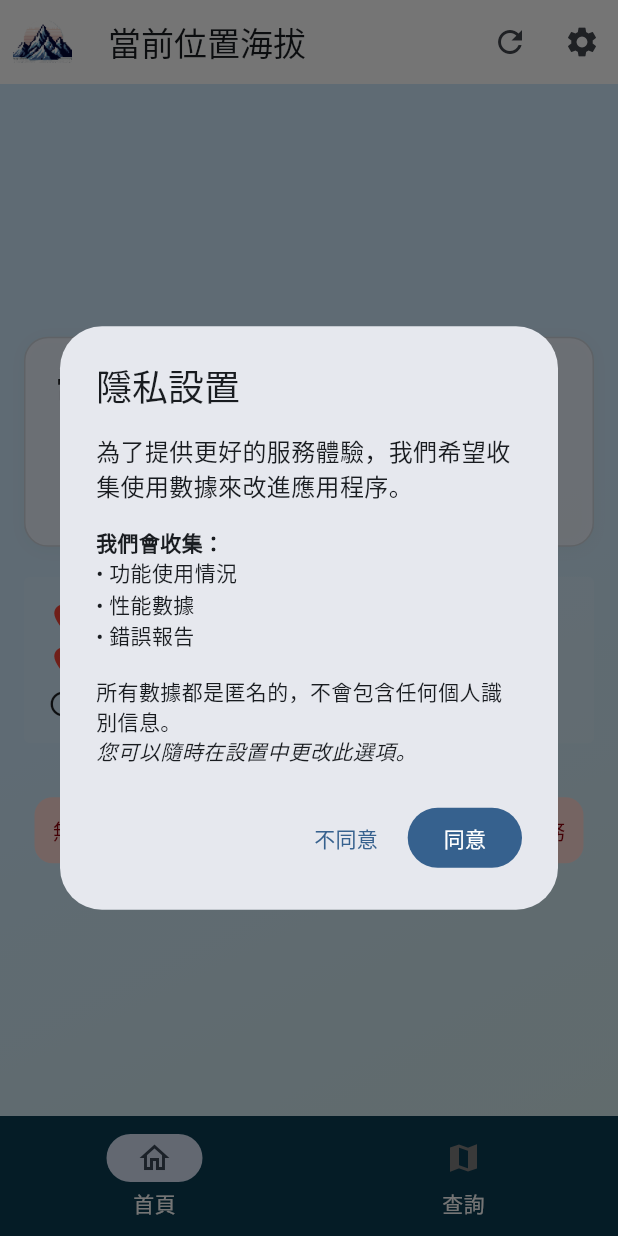
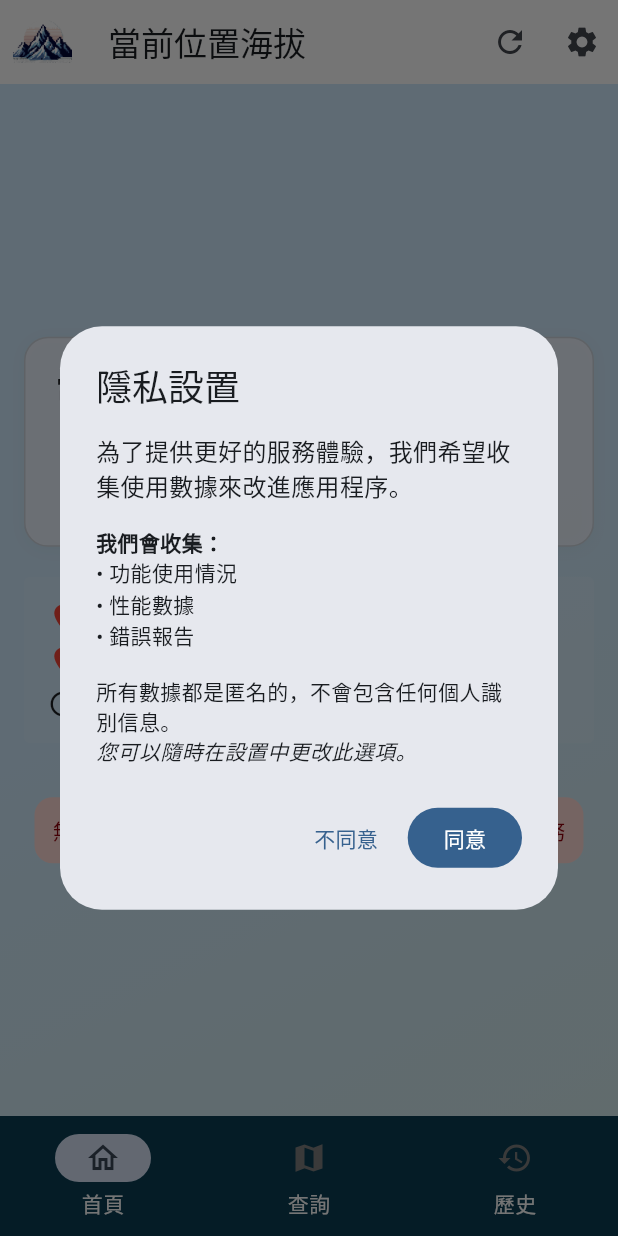
Before and after one commit to jinweihuang20/elevation_checker, a Flutter app: the screen it shows after launch, after a tap on the "refresh" icon, on a phone screen of 412 x 824 dp. Run offline on Flutter 3.47's test engine with Material 3 defaults, Android fonts, the light colour scheme and no system bars; our stand-ins replace firebase_analytics, firebase_core, flutter_compass, flutter_map, geolocator, latlong2 and 1 more; accounts and stored records are empty.

Commit message:
✨ 更新：新增歷史海拔查詢功能
- 在主屏幕中新增歷史海拔查詢選項，並創建 HistoryScreen 類以顯示歷史海拔數據。
- 在 ElevationCacheService 中新增 getHomeScreenElevations 方法，以獲取來自主屏幕的歷史海拔記錄。
- 更新 pubspec.yaml，新增 google_maps_flutter 依賴以支持地圖顯示。
- 更新 pubspec.lock，添加多個新依賴以支持歷史查詢功能。

```diff
--- /dev/null
+++ b/lib/screens/history_screen.dart
@@ -0,0 +1,379 @@
+import 'package:flutter/material.dart';
+import 'package:flutter_map/flutter_map.dart';
+import 'package:latlong2/latlong.dart';
+import 'package:provider/provider.dart';
+import 'dart:math' show log;
+import 'dart:async';
+import '../services/elevation_cache_service.dart';
+import '../models/elevation_cache.dart';
+import '../widgets/app_bar_icon.dart';
+
+class HistoryScreen extends StatefulWidget {
+  const HistoryScreen({super.key});
+
+  @override
+  State<HistoryScreen> createState() => _HistoryScreenState();
+}
+
+class _HistoryScreenState extends State<HistoryScreen> {
+  final MapController _mapController = MapController();
+  List<Marker> _markers = [];
+  List<CachedElevation> _homeScreenElevations = [];
+  bool _isLoading = true;
+
+  @override
+  void initState() {
+    super.initState();
+    _initializeMap();
+  }
+
+  Future<void> _initializeMap() async {
+    try {
+      setState(() => _isLoading = true);
+
+      // 等待地圖初始化完成
+      final completer = Completer<void>();
+
+      Future.delayed(const Duration(milliseconds: 100), () {
+        if (!completer.isCompleted) {
+          completer.complete();
+        }
+      });
+
+      await completer.future;
+      await _loadHomeScreenElevations();
+    } finally {
+      if (mounted) {
+        setState(() => _isLoading = false);
+      }
+    }
+  }
+
+  Future<void> _loadHomeScreenElevations() async {
+    final elevationCacheService = context.read<ElevationCacheService>();
+    final homeScreenElevations =
+        elevationCacheService.getHomeScreenElevations();
+
+    if (!mounted) return;
+
+    setState(() {
+      _homeScreenElevations = homeScreenElevations;
+      _updateMarkers();
+    });
+
+    if (homeScreenElevations.isNotEmpty) {
+      _centerMapOnMarkers();
+    }
+  }
+
+  void _updateMarkers() {
+    _markers = _homeScreenElevations.map((elevation) {
+      return Marker(
+        point: LatLng(elevation.latitude, elevation.longitude),
+        width: 200,
+        height: 105,
+        child: Material(
+          color: Colors.transparent,
+          child: InkWell(
+            onTap: () {
+              _mapController.move(
+                LatLng(elevation.latitude, elevation.longitude),
+                15,
+              );
+            },
+            child: Column(
+              mainAxisSize: MainAxisSize.min,
+              children: [
+                const Icon(
+                  Icons.location_on,
+                  color: Colors.red,
+                  size: 30,
+                ),
+                Container(
+                  padding: const EdgeInsets.all(4),
+                  decoration: BoxDecoration(
+                    color: Colors.white.withOpacity(0.9),
+                    borderRadius: BorderRadius.circular(4),
+                  ),
+                  child: Column(
+                    children: [
+                      Text(
+                        '${elevation.elevation.toStringAsFixed(1)}m',
+                        style: const TextStyle(
+                          fontSize: 14,
+                          fontWeight: FontWeight.bold,
+                        ),
+                      ),
+                      const SizedBox(height: 1),
+                      Text(
+                        '${elevation.latitude.abs().toStringAsFixed(4)}°${elevation.latitude >= 0 ? 'N' : 'S'}\n'
+                        '${elevation.longitude.abs().toStringAsFixed(4)}°${elevation.longitude >= 0 ? 'E' : 'W'}',
+                        style: const TextStyle(
+                          fontSize: 10,
+                          color: Colors.black54,
+                          fontFamily: 'monospace',
+                        ),
+                      ),
+                      Text(
+                        elevation.timestamp.toLocal().toString().split('.')[0],
+                        style: const TextStyle(
+                          fontSize: 10,
+                          color: Colors.black54,
+                        ),
+                      ),
+                    ],
+                  ),
+                ),
+              ],
+            ),
+          ),
+        ),
+      );
+    }).toList();
+  }
+
+  void _centerMapOnMarkers() {
+    if (_markers.isEmpty) return;
+
+    double minLat = double.infinity;
+    double maxLat = -double.infinity;
+    double minLng = double.infinity;
+    double maxLng = -double.infinity;
+
+    for (final marker in _markers) {
+      final lat = marker.point.latitude;
+      final lng = marker.point.longitude;
+      minLat = minLat < lat ? minLat : lat;
+      maxLat = maxLat > lat ? maxLat : lat;
+      minLng = minLng < lng ? minLng : lng;
+      maxLng = maxLng > lng ? maxLng : lng;
+    }
+
+    final centerLat = (minLat + maxLat) / 2;
+    final centerLng = (minLng + maxLng) / 2;
+    final latSpan = maxLat - minLat;
+    final lngSpan = maxLng - minLng;
+    final zoom = _calculateZoomLevel(latSpan, lngSpan);
+
+    _mapController.move(LatLng(centerLat, centerLng), zoom);
+  }
+
+  double _calculateZoomLevel(double latSpan, double lngSpan) {
+    const minZoom = 3.0;
+    const maxZoom = 18.0;
+    const padding = 0.5; // 增加一些邊距
+
+    final maxSpan = latSpan > lngSpan ? latSpan : lngSpan;
+    final zoom = 360 / (maxSpan * (1 + padding));
+    final zoomLevel = log(zoom) / log(2);
+
+    return (zoomLevel.clamp(minZoom, maxZoom));
+  }
+
+  @override
+  Widget build(BuildContext context) {
+    return Scaffold(
+      appBar: AppBar(
+        title: const Text('歷史海拔查詢'),
+        leading: const AppBarIcon(size: 28),
+        actions: [
+          IconButton(
+            icon: const Icon(Icons.refresh),
+            onPressed: _loadHomeScreenElevations,
+            tooltip: '重新載入',
+          ),
+        ],
+      ),
+      body: Stack(
+        children: [
+          Column(
+            children: [
+              Expanded(
+                flex: 4,
+                child: FlutterMap(
+                  mapController: _mapController,
+                  options: MapOptions(
+                    initialCenter: const LatLng(23.5, 121.0), // 台灣中心點
+                    initialZoom: 7,
+                    interactionOptions: const InteractionOptions(
+                      flags: InteractiveFlag.all & ~InteractiveFlag.rotate,
+                    ),
+                  ),
+                  children: [
+                    TileLayer(
+                      urlTemplate:
+                          'https://tile.openstreetmap.org/{z}/{x}/{y}.png',
+                      userAgentPackageName: 'com.example.elevation_checker',
+                    ),
+                    MarkerLayer(markers: _markers),
+                  ],
+                ),
+              ),
+              if (!_isLoading && _homeScreenElevations.isNotEmpty)
+                Expanded(
+                  flex: 1,
+                  child: Container(
+                    decoration: BoxDecoration(
+                      color: Colors.white,
+                      boxShadow: [
+                        BoxShadow(
+                          color: Colors.black.withOpacity(0.1),
+                          offset: const Offset(0, -2),
+                          blurRadius: 4,
+                        ),
+                      ],
+                    ),
+                    child: Column(
+                      crossAxisAlignment: CrossAxisAlignment.start,
+                      children: [
+                        Padding(
+                          padding: const EdgeInsets.all(8.0),
+                          child: Row(
+                            children: [
+                              const Icon(Icons.emoji_events,
+                                  color: Colors.amber),
+                              const SizedBox(width: 8),
+                              const Text(
+                                '海拔排行榜',
+                                style: TextStyle(
+                                  fontSize: 16,
+                                  fontWeight: FontWeight.bold,
+                                ),
+                              ),
+                              const Spacer(),
+                              Text(
+                                '共 ${_homeScreenElevations.length} 筆紀錄',
+                                style: const TextStyle(
+                                  fontSize: 12,
+                                  color: Colors.black54,
+                                ),
+                              ),
+                            ],
+                          ),
+                        ),
+                        Expanded(
+                          child: ListView.builder(
+                            scrollDirection: Axis.horizontal,
+                            padding: const EdgeInsets.symmetric(horizontal: 8),
+                            itemCount: _homeScreenElevations.length,
+                            itemBuilder: (context, index) {
+                              final sortedElevations =
+                                  List<CachedElevation>.from(
+                                      _homeScreenElevations)
+                                    ..sort((a, b) =>
+                                        b.elevation.compareTo(a.elevation));
+                              final elevation = sortedElevations[index];
+                              final rank = index + 1;
+                              final isTop3 = rank <= 3;
+
+                              return Card(
+                                margin:
+                                    const EdgeInsets.symmetric(horizontal: 4),
+                                color: isTop3
+                                    ? Colors.amber.withOpacity(0.1)
+                                    : null,
+                                child: InkWell(
+                                  onTap: () {
+                                    _mapController.move(
+                                      LatLng(elevation.latitude,
+                                          elevation.longitude),
+                                      15,
+                                    );
+                                  },
+                                  child: Container(
+                                    width: 100,
+                                    padding: const EdgeInsets.all(8),
+                                    child: Column(
+                                      crossAxisAlignment:
+                                          CrossAxisAlignment.start,
+                                      children: [
+                                        Row(
+                                          children: [
+                                            Container(
+                                              width: 24,
+                                              height: 24,
+                                              decoration: BoxDecoration(
+                                                color: isTop3
+                                                    ? Colors.amber
+                                                    : Colors.grey.shade200,
+                                                shape: BoxShape.circle,
+                                              ),
+                                              child: Center(
+                                                child: Text(
+                                                  '$rank',
+                                                  style: TextStyle(
+                                                    fontWeight: FontWeight.bold,
+                                                    color: isTop3
+                                                        ? Colors.white
+                                                        : Colors.black54,
+                                                  ),
+                                                ),
+                                              ),
+                                            ),
+                                            const SizedBox(width: 8),
+                                            Text(
+                                              '${elevation.elevation.toStringAsFixed(1)}m',
+                                              style: const TextStyle(
+                                                fontSize: 16,
+                                                fontWeight: FontWeight.bold,
+                                              ),
+                                            ),
+                                          ],
+                                        ),
+                                        const SizedBox(height: 4),
+                                        Text(
+                                          '${elevation.latitude.abs().toStringAsFixed(4)}°${elevation.latitude >= 0 ? 'N' : 'S'}\n'
+                                          '${elevation.longitude.abs().toStringAsFixed(4)}°${elevation.longitude >= 0 ? 'E' : 'W'}',
+                                          style: const TextStyle(
+                                            fontSize: 10,
+                                            color: Colors.black54,
+                                            fontFamily: 'monospace',
+                                          ),
+                                        ),
+                                      ],
+                                    ),
+                                  ),
+                                ),
+                              );
+                            },
+                          ),
+                        ),
+                      ],
+                    ),
+                  ),
+                ),
+            ],
+          ),
+          if (_isLoading)
+            const Center(
+              child: CircularProgressIndicator(),
+            ),
+          if (_homeScreenElevations.isEmpty && !_isLoading)
+            const Center(
+              child: Padding(
+                padding: EdgeInsets.all(16.0),
+                child: Card(
+                  child: Padding(
+                    padding: EdgeInsets.all(16.0),
+                    child: Text(
+                      '尚無歷史紀錄',
+                      style: TextStyle(
+                        fontSize: 16,
+                        color: Colors.black54,
+                      ),
+                    ),
+                  ),
+                ),
+              ),
+            ),
+        ],
+      ),
+    );
+  }
+
+  @override
+  void dispose() {
+    _mapController.dispose();
+    super.dispose();
+  }
+}
--- a/lib/screens/main_screen.dart
+++ b/lib/screens/main_screen.dart
@@ -3,6 +3,7 @@ import 'package:provider/provider.dart';
 import '../services/elevation_service.dart';
 import 'home_screen.dart';
 import 'query_screen.dart';
+import 'history_screen.dart';
 
 class MainScreen extends StatefulWidget {
   const MainScreen({super.key});
@@ -22,6 +23,7 @@ class _MainScreenState extends State<MainScreen> {
     _screens = [
       const HomeScreen(),
       QueryScreen(elevationService: context.read<ElevationService>()),
+      const HistoryScreen(),
     ];
   }
 
@@ -55,6 +57,12 @@ class _MainScreenState extends State<MainScreen> {
             selectedIcon: Icon(Icons.map_rounded),
             label: '查詢',
           ),
+          NavigationDestination(
+            icon:
+                Icon(Icons.history, color: Color.fromARGB(255, 126, 126, 126)),
+            selectedIcon: Icon(Icons.history_rounded),
+            label: '歷史',
+          ),
         ],
       ),
     );
--- a/lib/services/elevation_cache_service.dart
+++ b/lib/services/elevation_cache_service.dart
@@ -92,6 +92,12 @@ class ElevationCacheService {
     await _prefs.setString(_cacheKey, json.encode(cacheJson));
   }
 
+  // 獲取首頁的歷史海拔記錄
+  List<CachedElevation> getHomeScreenElevations() {
+    return _cache.where((cache) => cache.isFromHomeScreen).toList()
+      ..sort((a, b) => b.timestamp.compareTo(a.timestamp)); // 按時間降序排序
+  }
+
   // 清除所有快取
   Future<void> clearAll() async {
     _cache.clear();
--- a/pubspec.yaml
+++ b/pubspec.yaml
@@ -21,6 +21,7 @@ dependencies:
   flutter_compass: ^0.8.0
   firebase_core: ^4.0.0
   firebase_analytics: ^12.0.0
+  google_maps_flutter: ^2.5.3
 
 dev_dependencies:
   flutter_test:
```
Also changed, not shown: pubspec.lock.
